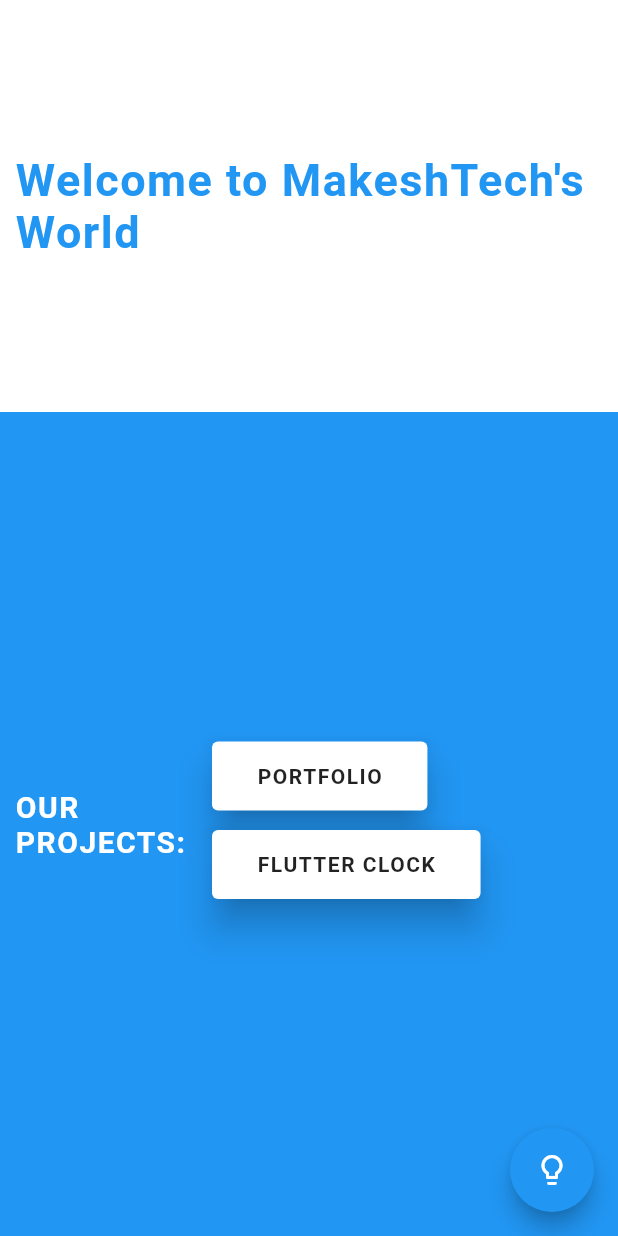
After one commit to MakeshVineeth/makeshvineeth.github.io, a Flutter app: the screen it shows after launch, on a phone screen of 412 x 824 dp. The commit adds this screen. Run offline on Flutter 3.47's test engine with Material 2 defaults, Android fonts, the light colour scheme and no system bars; our stand-ins replace animated_text_kit.

Commit message:
Layout Improvements.

```diff
--- a/lib/fixedValues.dart
+++ b/lib/fixedValues.dart
@@ -3,6 +3,8 @@ import 'package:flutter/material.dart';
 class FixedValues {
   Color bg = Colors.white;
   String title = 'MakeshTech\'s World';
+
+  final double fixedSpacing = 1.0;
 
   ThemeData themeData(Brightness brightness) {
     return ThemeData(
--- /dev/null
+++ b/lib/header.dart
@@ -0,0 +1,33 @@
+import 'package:flutter/material.dart';
+import 'package:animated_text_kit/animated_text_kit.dart';
+import 'package:makesh_gitpage/fixedValues.dart';
+
+class Header extends StatelessWidget {
+  final FixedValues fixedValues = FixedValues();
+
+  @override
+  Widget build(BuildContext context) {
+    return Container(
+      color: Colors.white70,
+      padding: EdgeInsets.all(10),
+      child: Center(
+        child: TypewriterAnimatedTextKit(
+          speed: const Duration(milliseconds: 150),
+          pause: const Duration(seconds: 2),
+          repeatForever: true,
+          text: [
+            "Welcome to MakeshTech\'s World",
+            "Take a look below to find our latest works",
+            "Visit Portfolio to know more about me."
+          ],
+          textStyle: TextStyle(
+            color: Colors.blue,
+            fontWeight: FontWeight.bold,
+            fontSize: 30,
+            letterSpacing: fixedValues.fixedSpacing,
+          ),
+        ),
+      ),
+    );
+  }
+}
--- /dev/null
+++ b/lib/projectCard.dart
@@ -0,0 +1,37 @@
+import 'package:flutter/material.dart';
+import 'package:animated_text_kit/animated_text_kit.dart';
+import 'package:makesh_gitpage/fixedValues.dart';
+
+class ProjectCard extends StatelessWidget {
+  final text;
+  ProjectCard({this.text});
+
+  final FixedValues fixedValues = FixedValues();
+
+  @override
+  Widget build(BuildContext context) {
+    return Column(
+      children: [
+        Card(
+          elevation: 10.0,
+          child: InkWell(
+            onTap: () {},
+            child: Padding(
+              padding: const EdgeInsets.symmetric(horizontal: 30, vertical: 15),
+              child: Text(
+                text,
+                style: TextStyle(
+                  fontWeight: FontWeight.bold,
+                  letterSpacing: fixedValues.fixedSpacing,
+                ),
+              ),
+            ),
+          ),
+        ),
+        SizedBox(
+          height: 5,
+        ),
+      ],
+    );
+  }
+}
--- /dev/null
+++ b/lib/secondRowHome.dart
@@ -0,0 +1,46 @@
+import 'package:flutter/material.dart';
+import 'package:makesh_gitpage/projectCard.dart';
+import 'package:makesh_gitpage/fixedValues.dart';
+
+class SecondRowHome extends StatelessWidget {
+  final FixedValues fixedValues = FixedValues();
+
+  @override
+  Widget build(BuildContext context) {
+    return Container(
+      color: Colors.blue,
+      child: Row(
+        children: [
+          Expanded(
+            child: Center(
+                child: Padding(
+              padding: const EdgeInsets.all(10.0),
+              child: Text(
+                'OUR PROJECTS:',
+                style: TextStyle(
+                  color: Colors.white,
+                  fontWeight: FontWeight.bold,
+                  fontSize: 20.0,
+                  letterSpacing: fixedValues.fixedSpacing,
+                ),
+              ),
+            )),
+          ),
+          Expanded(
+            flex: 2,
+            child: SingleChildScrollView(
+              child: Column(
+                mainAxisAlignment: MainAxisAlignment.spaceEvenly,
+                crossAxisAlignment: CrossAxisAlignment.start,
+                children: [
+                  ProjectCard(text: 'PORTFOLIO'),
+                  ProjectCard(text: 'FLUTTER CLOCK'),
+                ],
+              ),
+            ),
+          ),
+        ],
+      ),
+    );
+  }
+}
```
Also changed, not shown: lib/home.dart (+4 -89 lines).
